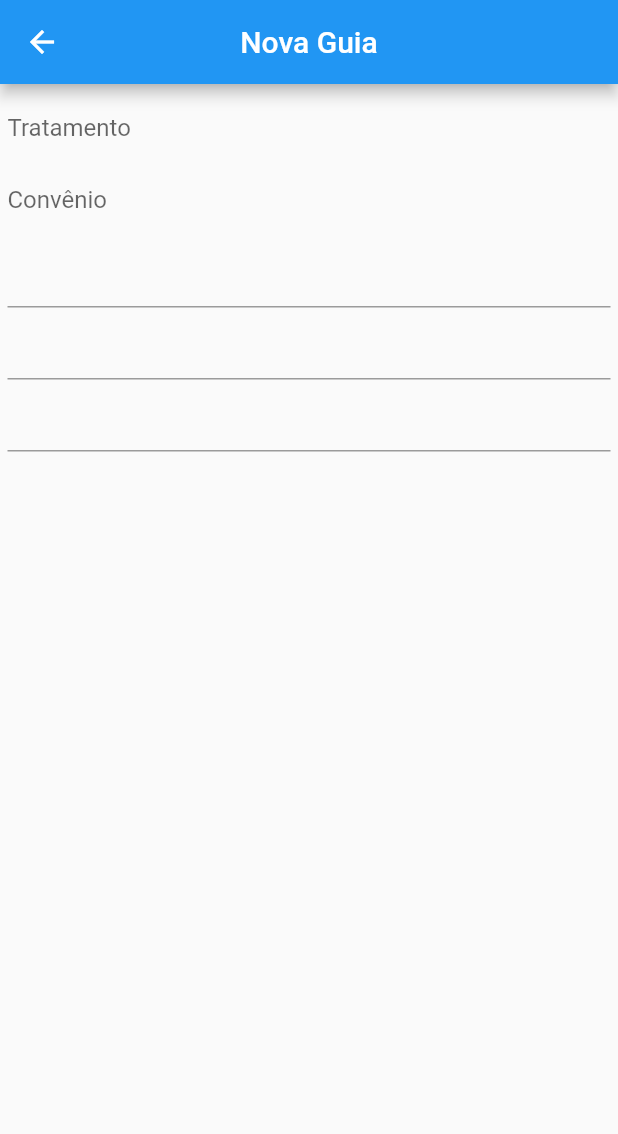
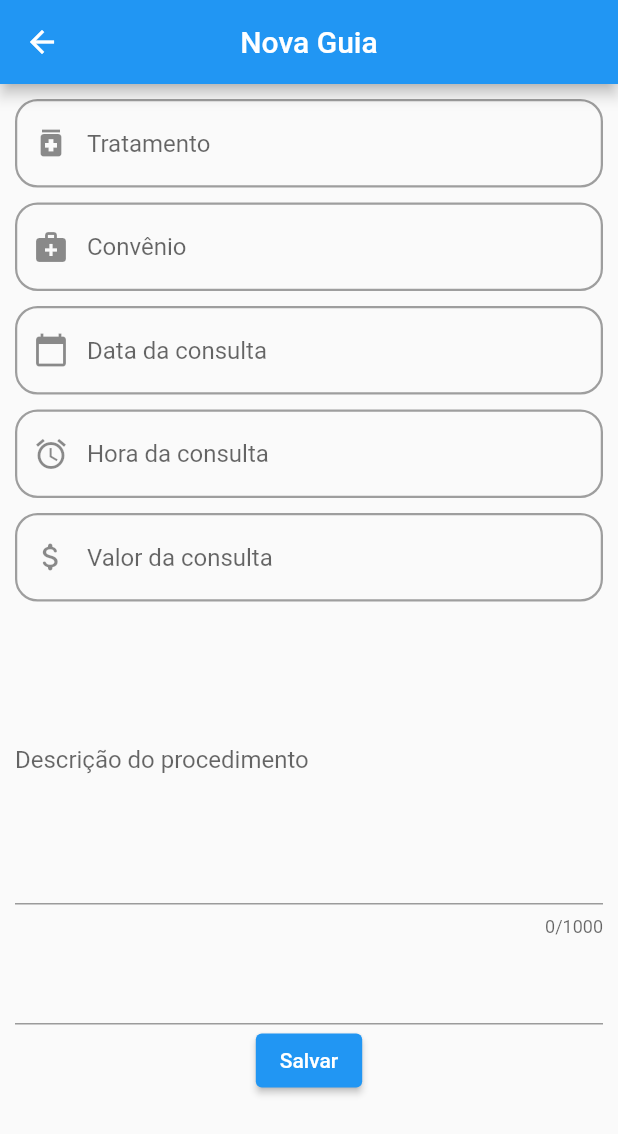
Before and after one commit to Eduardo-XavierPaula/meu-tcc, a Flutter app: the GuiaScreen screen opened directly, on a phone screen of 412 x 824 dp. Shown: the top 1134 px of the screen. Run offline on Flutter 3.47's test engine with Material 2 defaults, Android fonts, the phone set to English and light mode, and no system bars; our stand-ins replace cloud_firestore, firebase_auth, table_calendar, transparent_image; accounts and stored records are empty.

Commit message:
guias
teste post de guia

```diff
--- a/lib/data/guia_data.dart
+++ b/lib/data/guia_data.dart
@@ -13,7 +13,7 @@ class GuiaData {
   Timestamp data;
   Timestamp vencimento;
 
-
+  GuiaData();
   GuiaData.fromDocument(DocumentSnapshot snapshot) {
     id = snapshot.documentID;
     treatment = snapshot.data["treatment"];
@@ -25,7 +25,7 @@ class GuiaData {
     pago=snapshot.data["pago"];
   }
 
-  Map<String, dynamic> toResumeMap(){
+  Map<String, dynamic> toMap(){
     return {
       "treatment":treatment,
       "description":description,
--- /dev/null
+++ b/lib/models/guia_model.dart
@@ -0,0 +1,56 @@
+import 'package:cloud_firestore/cloud_firestore.dart';
+import 'package:flutter/cupertino.dart';
+import 'package:meu_tcc/data/guia_data.dart';
+import 'package:meu_tcc/models/user_model.dart';
+// import 'package:meu_tcc/data/client_data.dart';
+import 'package:scoped_model/scoped_model.dart';
+
+class GuiaModel extends Model {
+  // UserModel user;
+
+  List<GuiaData> products = [];
+
+  bool isLoading = false;
+  // GuiaModel(this.user) {
+  //   if (user.isLoggedIn()) _loadGuias();
+  // }
+
+
+  static GuiaModel of(BuildContext context) =>
+      ScopedModel.of<GuiaModel>(context);
+
+  void addGuia(GuiaData guiaData) {
+    products.add(guiaData);
+
+    Firestore.instance
+        .collection("clients")
+        .add(guiaData.toMap());
+    notifyListeners();
+  }
+
+  // void removeGuia(GuiaData guiaData) {
+  //   Firestore.instance
+  //       .collection("users")
+  //       .document(user.firebaseUser.uid)
+  //       .collection("clients")
+  //       .document(guiaData.cid)
+  //       .delete();
+
+  //   products.remove(guiaData);
+
+  //   notifyListeners();
+  // }
+
+  // void _loadGuias() async {
+  //   QuerySnapshot query = await Firestore.instance
+  //       .collection("users")
+  //       .document(user.firebaseUser.uid)
+  //       .collection("clients")
+  //       .getDocuments();
+
+  //   products =
+  //       query.documents.map((doc) => GuiaData.fromDocument(doc)).toList();
+
+  //   notifyListeners();
+  // }
+}
--- a/lib/screens/guia_screen.dart
+++ b/lib/screens/guia_screen.dart
@@ -1,25 +1,158 @@
+import 'package:cloud_firestore/cloud_firestore.dart';
 import 'package:flutter/material.dart';
+import 'package:intl/intl.dart';
+import 'package:flutter/services.dart';
+import 'package:meu_tcc/data/guia_data.dart';
+import 'package:meu_tcc/models/guia_model.dart';
 
-class GuiaScreen extends StatelessWidget {
+class GuiaScreen extends StatefulWidget {
+  @override
+  _GuiaScreenState createState() => _GuiaScreenState();
+}
+
+class _GuiaScreenState extends State<GuiaScreen> {
+  TextEditingController _dateController = TextEditingController();
+  TextEditingController _hourController = TextEditingController();
+  final _treatmentController = TextEditingController();
+  InputDecoration buildInputDecoration(IconData icons, String hinttext) {
+    return InputDecoration(
+      hintText: hinttext,
+      prefixIcon: Icon(icons),
+      focusedBorder: OutlineInputBorder(
+        borderRadius: BorderRadius.circular(15.0),
+        borderSide: BorderSide(color: Colors.green, width: 1.5),
+      ),
+      border: OutlineInputBorder(
+        borderRadius: BorderRadius.circular(25.0),
+        borderSide: BorderSide(
+          color: Colors.grey,
+          width: 1.5,
+        ),
+      ),
+      enabledBorder: OutlineInputBorder(
+        borderRadius: BorderRadius.circular(15.0),
+        borderSide: BorderSide(
+          color: Colors.grey,
+          width: 1.5,
+        ),
+      ),
+    );
+  }
+
   @override
   Widget build(BuildContext context) {
     return Scaffold(
         appBar: AppBar(title: Text("Nova Guia"), centerTitle: true),
-        body: Container(
-            padding: EdgeInsets.all(5),
+        body: SingleChildScrollView(
+            padding: EdgeInsets.all(10),
             child: Column(
               children: [
-                TextField(
+                TextFormField(
+                  controller: _treatmentController,
+                  decoration: buildInputDecoration(Icons.medication, 'Tratamento'),
+                ),
+                SizedBox(
+                  height: 10,
+                ),
+                TextFormField(
+                  decoration: buildInputDecoration(Icons.medical_services, 'Convênio'),
+                ),
+                SizedBox(
+                  height: 10,
+                ),
+                TextFormField(
+                  readOnly: true,
+                  controller: _dateController,
+                  decoration: buildInputDecoration(Icons.calendar_today, 'Data da consulta'),
+                  onTap: () async {
+                    await showDatePicker(
+                      context: context,
+                      initialDate: DateTime.now(),
+                      firstDate: DateTime(2015),
+                      lastDate: DateTime(2025),
+                    ).then((selectedDate) {
+                      if (selectedDate != null) {
+                        _dateController.text =
+                            DateFormat('dd-MM-yyyy').format(selectedDate);
+                      }
+                    });
+                  },
+                  validator: (value) {
+                    if (value == null || value.isEmpty) {
+                      return 'Please enter date.';
+                    }
+                    return null;
+                  },
+                ),
+                SizedBox(
+                  height: 10,
+                ),
+                TextFormField(
+                  controller: _hourController,
+                  decoration: buildInputDecoration(Icons.alarm, 'Hora da consulta'),
+                  onTap: () async {
+                    await showTimePicker(
+                      context: context,
+                      initialTime: TimeOfDay.now(),
+                      builder: (BuildContext context, Widget child) {
+                        return MediaQuery(
+                          data: MediaQuery.of(context)
+                              .copyWith(alwaysUse24HourFormat: false),
+                          child: child,
+                        );
+                      },
+                    ).then((selectedTime) {
+                      if (selectedTime != null) {
+                        _hourController.text = selectedTime.format(context);
+                      }
+                    });
+                  },
+                  validator: (value) {
+                    if (value == null || value.isEmpty) {
+                      return 'Please enter date.';
+                    }
+                    return null;
+                  },
+                ),
+                SizedBox(
+                  height: 10,
+                ),
+                TextFormField(
+                  decoration: buildInputDecoration(Icons.attach_money_rounded, 'Valor da consulta'),
+                  inputFormatters: [
+                    FilteringTextInputFormatter.allow(
+                        RegExp(r'^\d+\.?\d{0,2}')),
+                  ],
+                  keyboardType: TextInputType.numberWithOptions(decimal: true),
+                ),
+                SizedBox(
+                  height: 10,
+                ),
+                TextFormField(
                   decoration: InputDecoration(
-                      border: InputBorder.none, hintText: 'Tratamento'),
+                    labelText: 'Descrição do procedimento',
+                  ),
+                  keyboardType: TextInputType.multiline,
+                  maxLines: 8,
+                  maxLength: 1000,
                 ),
-                TextField(
-                  decoration: InputDecoration(
-                      border: InputBorder.none, hintText: 'Convênio'),
+                SizedBox(
+                  height: 10,
                 ),
-                TextField(),
-                TextField(),
-                TextField()
+                TextFormField(),
+                ElevatedButton(
+                  child: Text("Salvar"),
+                  onPressed: () {
+                    GuiaData guiaData = GuiaData();
+                    guiaData.treatment = _treatmentController.text;
+
+                    // GuiaModel.of(context).addGuia(
+                    //   guiaData
+                    // );
+                    Firestore.instance.collection("clients").add(guiaData.toMap());
+                    Navigator.pop(context);
+                  },
+                ),
               ],
             )));
   }
```
Also changed, not shown: pubspec.lock.
